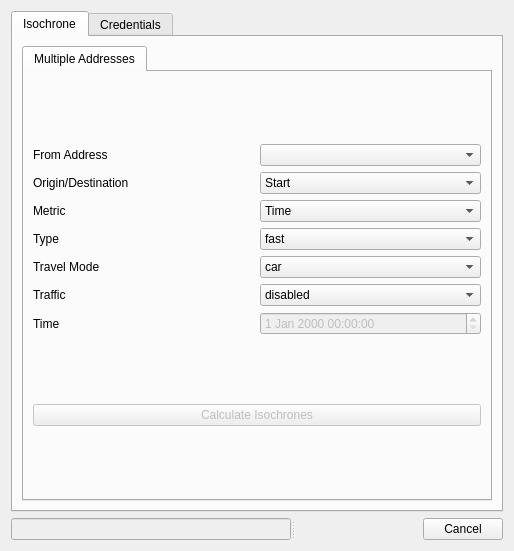
Before: the Qt Designer form hqgis_dialog_base.ui in valetobares11/ServiceAreaAntiCollision, drawn with Qt 5.
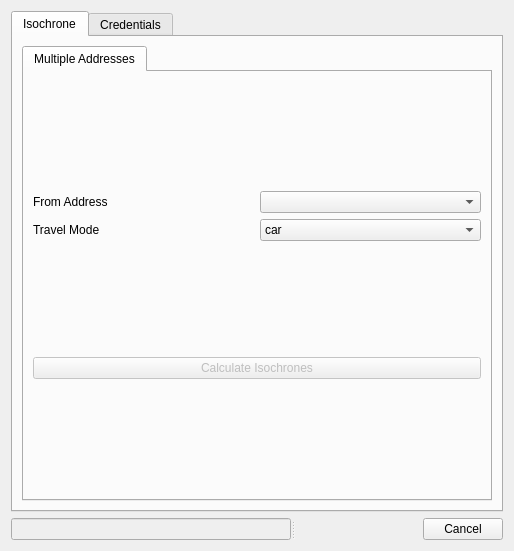
After: the same form once the commit is applied. Custom widgets are drawn as their Qt base class.

Commit message: eliminando inputs sin usar

The edit to the form file:
```diff
--- a/hqgis_dialog_base.ui
+++ b/hqgis_dialog_base.ui
@@ -45,84 +45,7 @@
           <layout class="QVBoxLayout" name="verticalLayout_10">
            <item>
             <layout class="QGridLayout" name="gridLayout_9">
-             <item row="4" column="0">
-              <widget class="QLabel" name="label_53">
-               <property name="text">
-                <string>Travel Mode</string>
-               </property>
-              </widget>
-             </item>
-             <item row="2" column="1">
-              <widget class="QComboBox" name="metricBatch">
-               <item>
-                <property name="text">
-                 <string>Time</string>
-                </property>
-               </item>
-               <item>
-                <property name="text">
-                 <string>Distance</string>
-                </property>
-               </item>
-              </widget>
-             </item>
-             <item row="1" column="0">
-              <widget class="QLabel" name="label_57">
-               <property name="text">
-                <string>Origin/Destination</string>
-               </property>
-              </widget>
-             </item>
-             <item row="6" column="1">
-              <widget class="QDateTimeEdit" name="dateTimeEditBatch">
-               <property name="enabled">
-                <bool>false</bool>
-               </property>
-              </widget>
-             </item>
              <item row="1" column="1">
-              <widget class="QComboBox" name="OriginDestinationBatch">
-               <item>
-                <property name="text">
-                 <string>Start</string>
-                </property>
-               </item>
-               <item>
-                <property name="text">
-                 <string>Destination</string>
-                </property>
-               </item>
-              </widget>
-             </item>
-             <item row="5" column="1">
-              <widget class="QComboBox" name="trafficModeBatch">
-               <item>
-                <property name="text">
-                 <string>disabled</string>
-                </property>
-               </item>
-               <item>
-                <property name="text">
-                 <string>enabled</string>
-                </property>
-               </item>
-              </widget>
-             </item>
-             <item row="3" column="1">
-              <widget class="QComboBox" name="TypeBatch">
-               <item>
-                <property name="text">
-                 <string>fast</string>
-                </property>
-               </item>
-               <item>
-                <property name="text">
-                 <string>short</string>
-                </property>
-               </item>
-              </widget>
-             </item>
-             <item row="4" column="1">
               <widget class="QComboBox" name="TransportModeBatch">
                <item>
                 <property name="text">
@@ -146,30 +69,6 @@
                </item>
               </widget>
              </item>
-             <item row="6" column="0">
-              <widget class="QLabel" name="label_54">
-               <property name="text">
-                <string>Time</string>
-               </property>
-              </widget>
-             </item>
-             <item row="5" column="0">
-              <widget class="QLabel" name="label_52">
-               <property name="text">
-                <string>Traffic</string>
-               </property>
-              </widget>
-             </item>
-             <item row="3" column="0">
-              <widget class="QLabel" name="label_49">
-               <property name="text">
-                <string>Type</string>
-               </property>
-              </widget>
-             </item>
-             <item row="0" column="1">
-              <widget class="QgsMapLayerComboBox" name="IsoAddressBatch"/>
-             </item>
              <item row="0" column="0">
               <widget class="QLabel" name="label_56">
                <property name="text">
@@ -177,13 +76,16 @@
                </property>
               </widget>
              </item>
-             <item row="2" column="0">
-              <widget class="QLabel" name="label_50">
+             <item row="1" column="0">
+              <widget class="QLabel" name="label_53">
                <property name="text">
-                <string>Metric</string>
+                <string>Travel Mode</string>
                </property>
               </widget>
              </item>
+             <item row="0" column="1">
+              <widget class="QgsMapLayerComboBox" name="IsoAddressBatch"/>
+             </item>
             </layout>
            </item>
            <item>
```
The commit also changes 1 other file.
